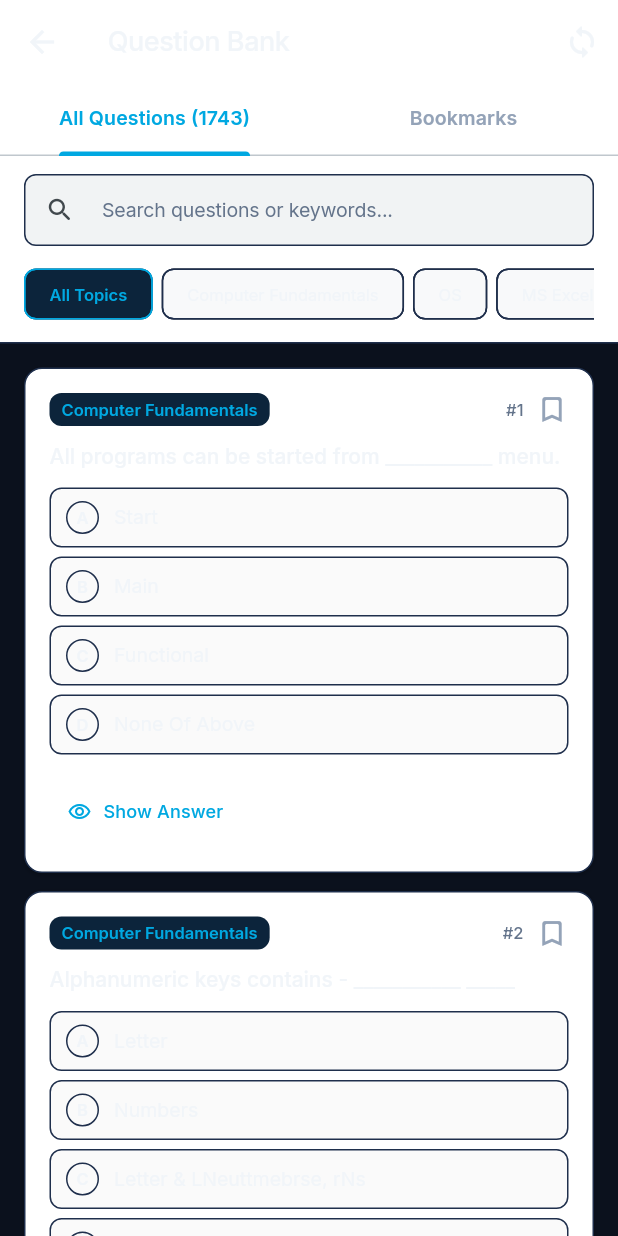
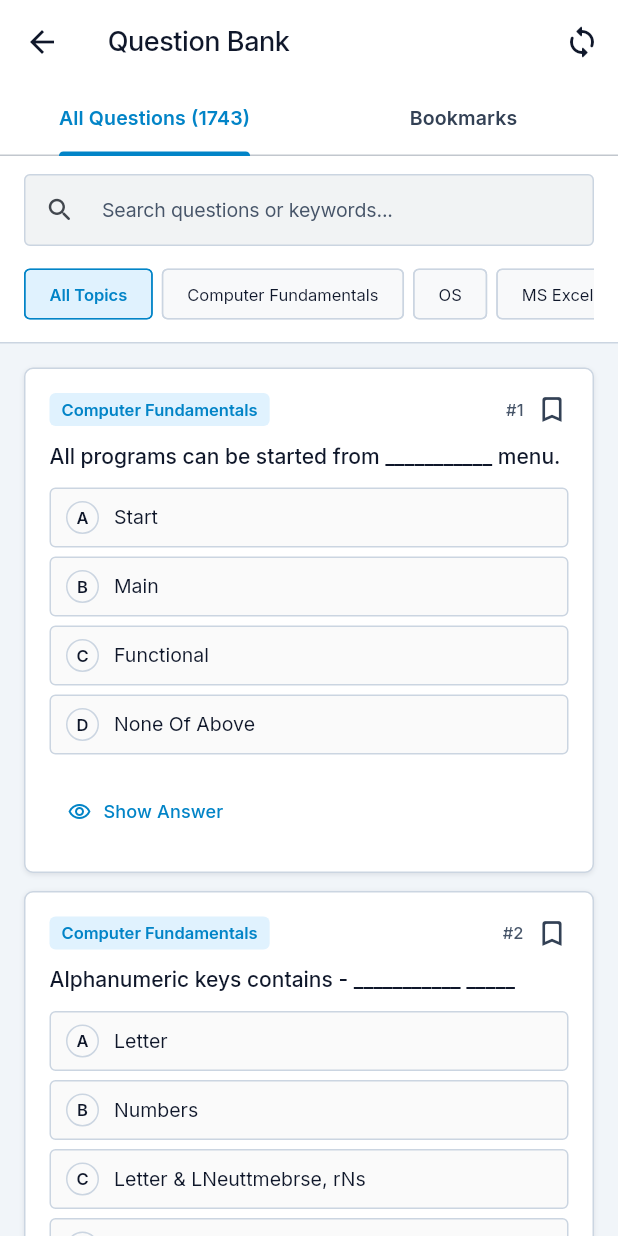
Before and after one commit to Siddhant-Gade/nuc-mcq, a Flutter app: the AllQuestionsScreen screen opened directly, on a phone screen of 412 x 824 dp. Run offline on Flutter 3.47's test engine with Material 3 defaults, Android fonts, the phone set to English and light mode, and no system bars; our stand-ins replace dio, firebase_core, firebase_messaging, flutter_bloc, flutter_local_notifications, google_fonts and 5 more; accounts and stored records are empty.

Commit message:
fix(backend,mobile): fix FCM device token sync, DB-backed study material downloads, light mode contrast, and NucMCQ notification icons

```diff
--- a/students_app/lib/app/student_app.dart
+++ b/students_app/lib/app/student_app.dart
@@ -126,7 +126,7 @@ class _StudentAppState extends State<StudentApp> {
               builder: (context, themeMode) {
                 return MaterialApp(
                   navigatorKey: rootNavigatorKey,
-                  title: 'MSCIT Student - New Unique Computers',
+                  title: 'NucMCQ - New Unique Computers',
                   debugShowCheckedModeBanner: false,
                   theme: AppTheme.lightTheme,
                   darkTheme: AppTheme.darkTheme,
--- a/students_app/lib/core/services/push_notification_service.dart
+++ b/students_app/lib/core/services/push_notification_service.dart
@@ -95,7 +95,7 @@ class PushNotificationService {
 
     // 3. Initialize flutter_local_notifications for foreground display & tap handling
     const initSettings = InitializationSettings(
-      android: AndroidInitializationSettings('@mipmap/launcher_icon'),
+      android: AndroidInitializationSettings('@drawable/ic_nuc_notification'),
     );
 
     await _localNotifications.initialize(
@@ -131,11 +131,11 @@ class PushNotificationService {
               _channelName,
               channelDescription: _channelDesc,
               icon: '@drawable/ic_nuc_notification',
-              largeIcon: const DrawableResourceAndroidBitmap('@mipmap/launcher_icon'),
+              largeIcon: const DrawableResourceAndroidBitmap('@drawable/ic_nuc_large_icon'),
               styleInformation: BigTextStyleInformation(
                 body ?? '',
                 contentTitle: title,
-                summaryText: 'New Unique Computers',
+                summaryText: 'NucMCQ • New Unique Computers',
               ),
               importance: Importance.max,
               priority: Priority.high,
--- a/students_app/lib/core/theme/app_theme.dart
+++ b/students_app/lib/core/theme/app_theme.dart
@@ -13,12 +13,12 @@ class AppSpacing {
   static const double xxxl = 48;
 }
 
-/// Border radius tokens.
+/// Border radius tokens — sharp, crisp box edges.
 class AppRadius {
   AppRadius._();
-  static const double sm = 8;
-  static const double md = 12;
-  static const double lg = 16;
+  static const double sm = 4;
+  static const double md = 6;
+  static const double lg = 8;
   static const double full = 999;
 }
 
@@ -30,53 +30,52 @@ class AppAnim {
   static const Duration slow = Duration(milliseconds: 300);
 }
 
-/// Amazon Prime Video inspired design tokens.
-/// Cinematic, deep midnight obsidian, vibrant Prime cyan & gold accents.
+/// Design tokens for both High-Contrast Light Mode and Dark Mode.
 class AppColors {
   AppColors._();
 
-  // Amazon Prime Core Palette
-  static const Color primeBlue = Color(0xFF00A8E1);       // Prime Video Signature Cyan Blue
-  static const Color primeBlueDark = Color(0xFF0073BB);   // Deep Action Blue
+  // Core Brand & Action Palette
+  static const Color primeBlue = Color(0xFF0284C7);       // Crisp Action Cyan-Blue
+  static const Color primeBlueDark = Color(0xFF0369A1);   // Deep Action Blue
   static const Color primeBlueLight = Color(0xFF38C5F8);  // Electric Glow Blue
-  static const Color primeBlueSurface = Color(0xFF0C243B);// Subtle Cyan Surface Tint
-  static const Color primeBlueBorder = Color(0xFF1E3A5F); // Midnight Blue Border
+  static const Color primeBlueSurface = Color(0xFFE0F2FE);// Light Cyan Surface Tint
+  static const Color primeBlueBorder = Color(0xFF7DD3FC); // Crisp Blue Border
 
-  // Amazon Prime Badges & Gamification Gold/Amber
-  static const Color primeGold = Color(0xFFFFA724);       // Prime Trophy / Crown Gold
+  // Badges & Gamification Gold/Amber
+  static const Color primeGold = Color(0xFFD97706);       // High-contrast Trophy Amber
   static const Color primeGoldLight = Color(0xFFFFC043);  // Bright Gold Glow
-  static const Color primeGoldSurface = Color(0xFF2E2008);// Gold Tint Surface
-  static const Color primeAmber = Color(0xFFFF9900);      // Amazon Brand Amber
+  static const Color primeGoldSurface = Color(0xFFFEF3C7);// Light Gold Tint Surface
+  static const Color primeAmber = Color(0xFFD97706);      // Brand Amber
 
   // Vibrant Gamification Accents
-  static const Color primeEmerald = Color(0xFF00C853);    // Vibrant Success Green
-  static const Color primeEmeraldSurface = Color(0xFF092918);
-  static const Color primeRuby = Color(0xFFFF4D4D);       // Alert / Error Red
-  static const Color primeRubySurface = Color(0xFF381216);
+  static const Color primeEmerald = Color(0xFF15803D);    // High-contrast Success Green
+  static const Color primeEmeraldSurface = Color(0xFFDCFCE7);
+  static const Color primeRuby = Color(0xFFDC2626);       // High-contrast Alert Red
+  static const Color primeRubySurface = Color(0xFFFEE2E2);
 
-  // Cinematic Dark Surfaces (Amazon Prime Video UI)
-  static const Color primeObsidian = Color(0xFF0B111D);   // Prime Midnight Background
-  static const Color primeCard = Color(0xFF131C2E);       // Prime Card Surface
-  static const Color primeCardElevated = Color(0xFF18243C);// Prime Elevated / Modal Card
+  // Dark Surfaces
+  static const Color primeObsidian = Color(0xFF0B111D);   // Midnight Background
+  static const Color primeCard = Color(0xFF131C2E);       // Dark Card Surface
+  static const Color primeCardElevated = Color(0xFF18243C);// Dark Elevated Card
   static const Color primeCardHover = Color(0xFF20304E);  // Interactive Card Glow
-  static const Color primeBorder = Color(0xFF1F2F4C);     // Sleek Divider / Outline
+  static const Color primeBorder = Color(0xFF1F2F4C);     // Dark Divider / Outline
 
-  // Text Hierarchy
-  static const Color textPrimary = Color(0xFFF1F5F9);     // High-contrast Ice White
-  static const Color textSecondary = Color(0xFF94A3B8);   // Cool Slate
-  static const Color textTertiary = Color(0xFF64748B);    // Muted Dark Slate
-  static const Color surfaceWhite = Color(0xFF131C2E);    // Dark Prime Card base
-  static const Color bgGrey = Color(0xFF0B111D);          // Deep Midnight
-  static const Color borderLight = Color(0xFF1F2F4C);     // Cinematic Border
-  static const Color dividerLight = Color(0xFF1A2740);
+  // Light Mode Text & Surface Hierarchy (High-Contrast & Clearly Visible)
+  static const Color textPrimary = Color(0xFF0F172A);     // Deep Slate Black
+  static const Color textSecondary = Color(0xFF334155);   // Dark Slate
+  static const Color textTertiary = Color(0xFF475569);    // Medium-Dark Slate
+  static const Color surfaceWhite = Color(0xFFFFFFFF);    // Pure White Card Surface
+  static const Color bgGrey = Color(0xFFF1F5F9);          // Clean Light Slate Background
+  static const Color borderLight = Color(0xFFCBD5E1);     // Crisp Visible Box Border
+  static const Color dividerLight = Color(0xFFE2E8F0);    // Clean Light Divider
 
   // Surface Tints & Glows
-  static const Color surfaceTintLight = Color(0x1A00A8E1);// 10% Prime Blue
-  static const Color surfaceTintDark = Color(0x3300A8E1); // 20% Prime Blue
+  static const Color surfaceTintLight = Color(0x1A0284C7);
+  static const Color surfaceTintDark = Color(0x3300A8E1);
 
   // Shadows
-  static const Color shadowLight = Color(0x40000000);     // 25% Black
-  static const Color shadowDark = Color(0x80000000);      // 50% Cinematic Deep Black
+  static const Color shadowLight = Color(0x180F172A);     // Crisp Light Shadow
+  static const Color shadowDark = Color(0x80000000);      // 50% Deep Black
 
   // Dark Mode Palette
   static const Color darkBg = Color(0xFF0B111D);
@@ -88,18 +87,18 @@ class AppColors {
   static const Color darkBluePrimary = Color(0xFF00A8E1);
   static const Color darkBlueSurface = Color(0xFF0C243B);
 
-  // Backward-compatibility Aliases (retaining properties mapped to Prime Video aesthetics)
-  static const Color googleBlue = primeBlue;
-  static const Color googleBlueDark = primeBlueDark;
-  static const Color googleBlueLight = primeBlueLight;
-  static const Color googleBlueSurface = primeBlueSurface;
-  static const Color googleBlueBorder = primeBlueBorder;
-  static const Color googleGreen = primeEmerald;
-  static const Color googleGreenSurface = primeEmeraldSurface;
-  static const Color googleYellow = primeGold;
-  static const Color googleYellowSurface = primeGoldSurface;
-  static const Color googleRed = primeRuby;
-  static const Color googleRedSurface = primeRubySurface;
+  // Semantic Aliases
+  static const Color googleBlue = Color(0xFF0284C7);
+  static const Color googleBlueDark = Color(0xFF0369A1);
+  static const Color googleBlueLight = Color(0xFF38BDF8);
+  static const Color googleBlueSurface = Color(0xFFE0F2FE);
+  static const Color googleBlueBorder = Color(0xFF7DD3FC);
+  static const Color googleGreen = Color(0xFF15803D);
+  static const Color googleGreenSurface = Color(0xFFDCFCE7);
+  static const Color googleYellow = Color(0xFFD97706);
+  static const Color googleYellowSurface = Color(0xFFFEF3C7);
+  static const Color googleRed = Color(0xFFDC2626);
+  static const Color googleRedSurface = Color(0xFFFEE2E2);
 }
 
 class AppTheme {
--- a/students_app/lib/features/home/home_shell.dart
+++ b/students_app/lib/features/home/home_shell.dart
@@ -3,6 +3,7 @@ import 'package:flutter_bloc/flutter_bloc.dart';
 import 'package:google_fonts/google_fonts.dart';
 import '../../../core/localization/app_localizations.dart';
 import '../../../core/localization/locale_cubit.dart';
+import '../../../core/services/push_notification_service.dart';
 import '../../../core/theme/app_theme.dart';
 import '../../../core/theme/theme_cubit.dart';
 import '../../../core/widgets/frosted_card.dart';
@@ -55,6 +56,7 @@ class _HomeShellState extends State<HomeShell> {
         // Automatic on-login / on-launch background data synchronization & notices refresh
         context.read<SyncCubit>().syncNow();
         context.read<BroadcastCubit>().load();
+        PushNotificationService.instance.syncTokenWithBackend();
         _checkStudyMaterialsIndicator();
       }
     });
```
Also changed, not shown: students_app/lib/core/services/download_notification_service.dart (+5 -3 lines), students_app/lib/features/home/tabs/dashboard_tab.dart (+67 -70 lines), students_app/lib/features/study_materials/repository/study_materials_repository.dart (+55 -3 lines), 22 other files.
